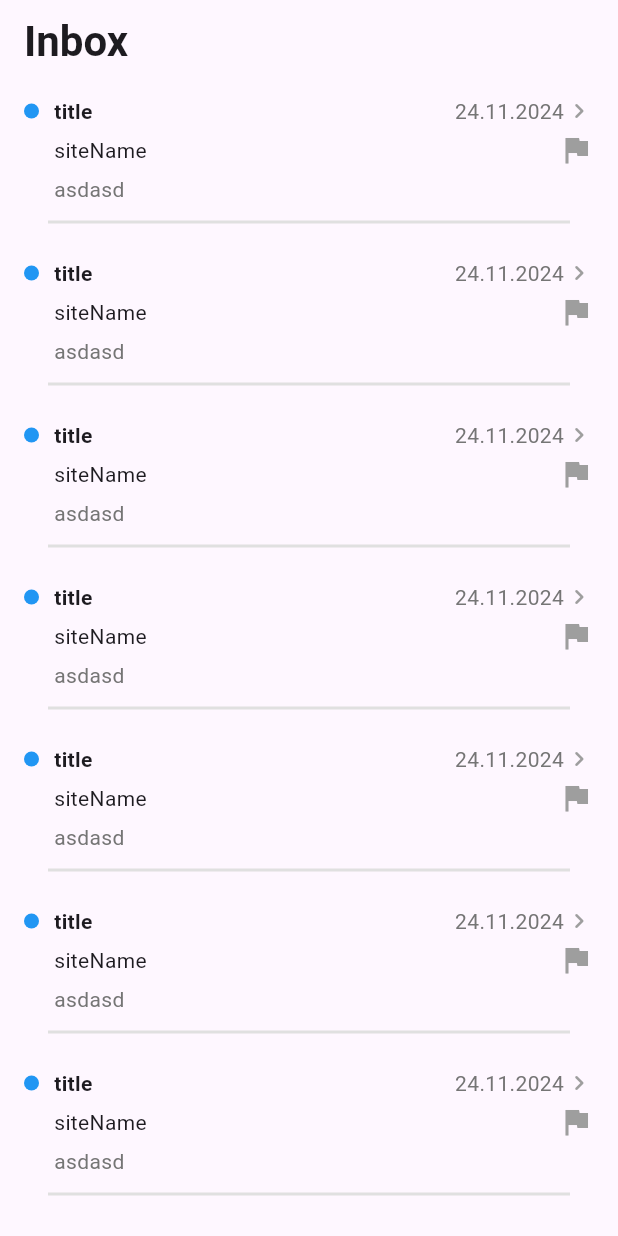
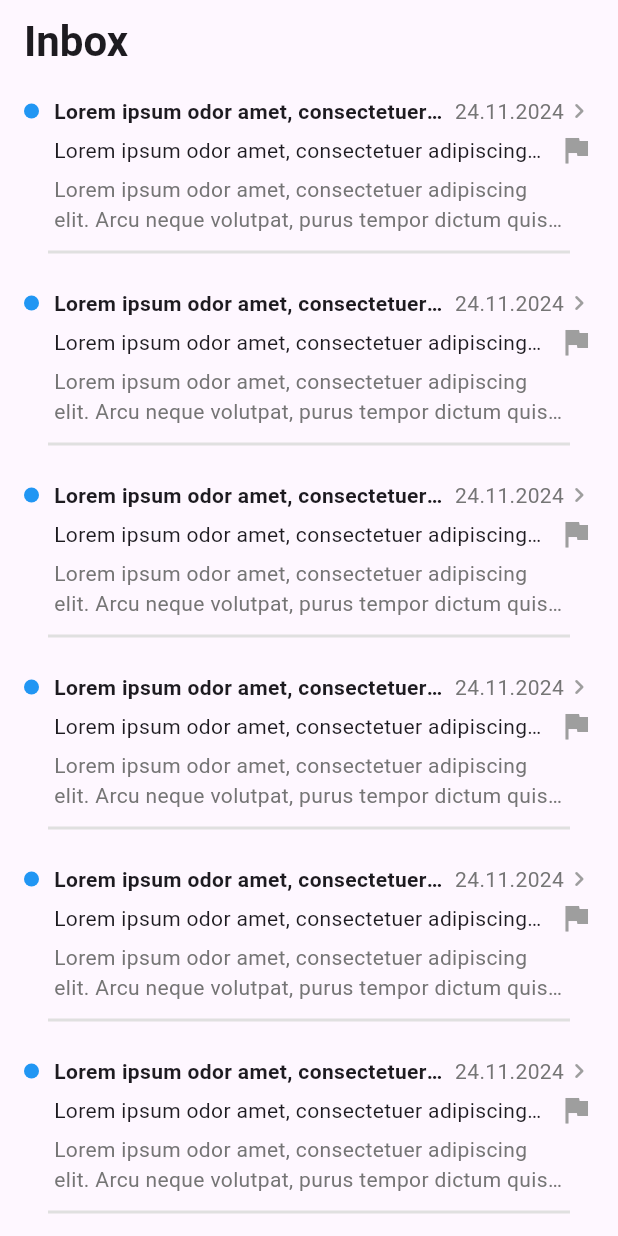
Before and after one commit to zifrz/neem-second-brain, a Flutter app: the screen it shows after launch, on a phone screen of 412 x 824 dp. Run offline on Flutter 3.47's test engine with Material 3 defaults, Android fonts, the light colour scheme and no system bars.

Commit message:
chore: Inserted Lorem Ipsum text

```diff
--- a/lib/pages/home_page.dart
+++ b/lib/pages/home_page.dart
@@ -7,10 +7,13 @@ class HomePage extends StatelessWidget {
 
   List<Artifact> artifacts = [
     Artifact(
-      title: "title",
-      siteName: "siteName",
+      title:
+          "Lorem ipsum odor amet, consectetuer adipiscing elit. Arcu neque volutpat, purus tempor dictum quisque lacinia aptent. Consectetur mus ante pulvinar volutpat nostra. Scelerisque curae lobortis duis senectus consectetur. ",
+      siteName:
+          "Lorem ipsum odor amet, consectetuer adipiscing elit. Arcu neque volutpat, purus tempor dictum quisque lacinia aptent. Consectetur mus ante pulvinar volutpat nostra. Scelerisque curae lobortis duis senectus consectetur. ",
       url: "url",
-      excerpt: "asdasd",
+      excerpt:
+          "Lorem ipsum odor amet, consectetuer adipiscing elit. Arcu neque volutpat, purus tempor dictum quisque lacinia aptent. Consectetur mus ante pulvinar volutpat nostra. Scelerisque curae lobortis duis senectus consectetur. ",
     )
   ];
 
```
